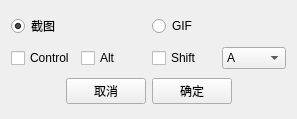
Above: HotKeyWidget.ui from afsfvr/screenshot before the change. Below: the same form after it.
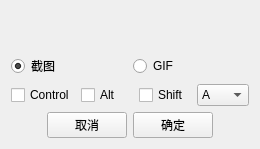
That is the form after the change.

What changed in the file:
```diff
--- a/HotKeyWidget.ui
+++ b/HotKeyWidget.ui
@@ -6,14 +6,25 @@
    <rect>
     <x>0</x>
     <y>0</y>
-    <width>297</width>
-    <height>119</height>
+    <width>260</width>
+    <height>149</height>
    </rect>
   </property>
   <property name="windowTitle">
    <string>Form</string>
   </property>
   <layout class="QVBoxLayout" name="verticalLayout">
+   <item>
+    <layout class="QHBoxLayout" name="horizontalLayout_4">
+     <item>
+      <widget class="QLabel" name="label">
+       <property name="text">
+        <string/>
+       </property>
+      </widget>
+     </item>
+    </layout>
+   </item>
    <item>
     <layout class="QHBoxLayout" name="horizontalLayout">
      <item>
```
